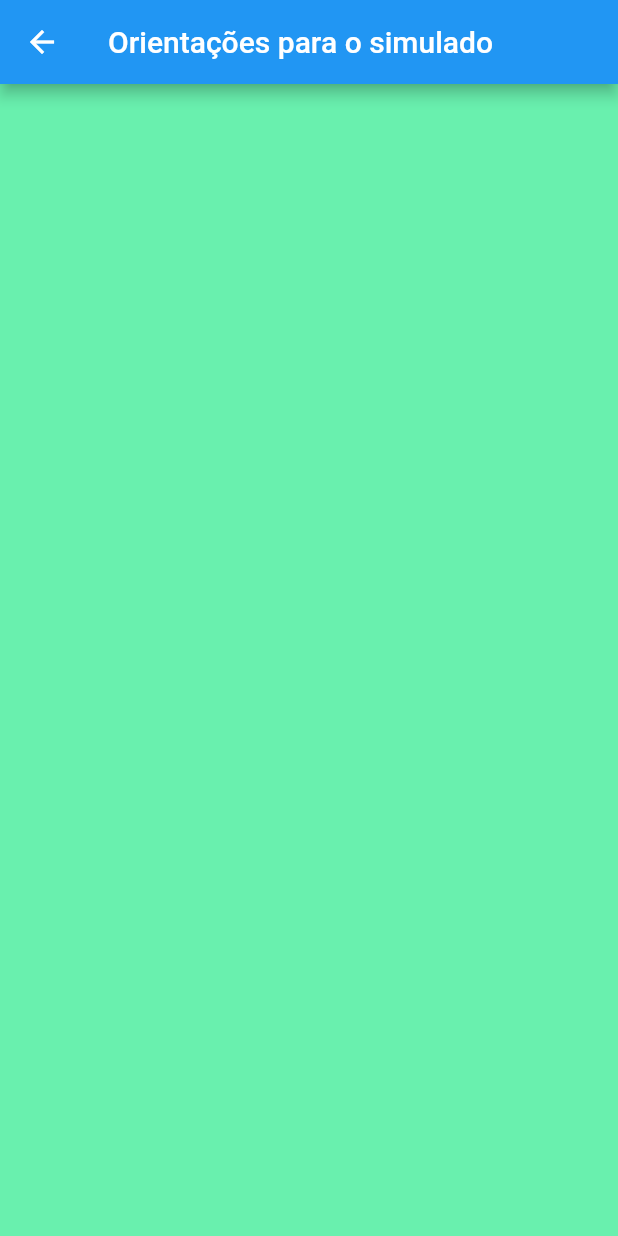
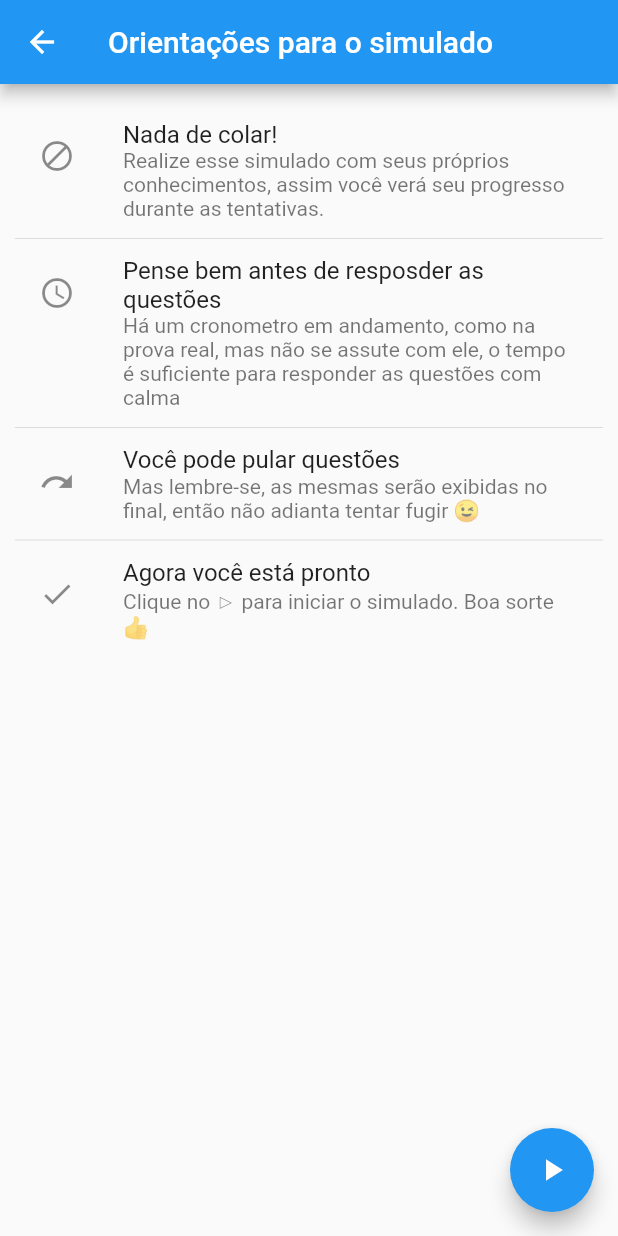
Before and after one commit to marcossoliveira/simules, a Flutter app: the SimulateWelcome screen opened directly, on a phone screen of 412 x 824 dp. Run offline on Flutter 3.47's test engine with Material 2 defaults, Android fonts, the phone set to English and light mode, and no system bars; network calls fail.

Commit message:
commit project

```diff
--- a/lib/screens/SimulateWelcome.dart
+++ b/lib/screens/SimulateWelcome.dart
@@ -4,10 +4,43 @@ class SimulateWelcome extends StatelessWidget {
   @override
   Widget build(BuildContext context) {
     return Scaffold(
-      appBar: AppBar(
-        title: Text('Orientações para o simulado'),
-      ),
-      body: Container(color: Colors.greenAccent,),
+        appBar: AppBar(
+          title: Text('Orientações para o simulado'),
+        ),
+        floatingActionButton: FloatingActionButton(
+            tooltip: 'Iniciar simulado',
+            child: Icon(Icons.play_arrow),
+            onPressed: null
+        ),
+        body: ListView(
+          padding: EdgeInsets.fromLTRB(10.0, 20.0, 10.0, 20.0),
+          children: <Widget>[
+            ListTile(
+              leading: Icon(Icons.block),
+              title: Text('Nada de colar!'),
+              subtitle: Text('Realize esse simulado com seus próprios conhecimentos, assim você verá seu progresso durante as tentativas.'),
+            ),
+            Divider(),
+            ListTile(
+              leading: Icon(Icons.access_time),
+              title: Text('Pense bem antes de resposder as questões'),
+              subtitle: Text('Há um cronometro em andamento, como na prova real, mas não se assute com ele, o tempo é suficiente para responder as questões com calma'),
+            ),
+            Divider(),
+            ListTile(
+              leading: Icon(Icons.redo),
+              title: Text('Você pode pular questões'),
+              subtitle: Text('Mas lembre-se, as mesmas serão exibidas no final, então não adianta tentar fugir 😉'),
+            ),
+            Divider(),
+            ListTile(
+              leading: Icon(Icons.check),
+              title: Text('Agora você está pronto'),
+              subtitle: Text('Clique no ▷ para iniciar o simulado. Boa sorte 👍'),
+
+            ),
+          ],
+        )
     );
   }
 }
```
